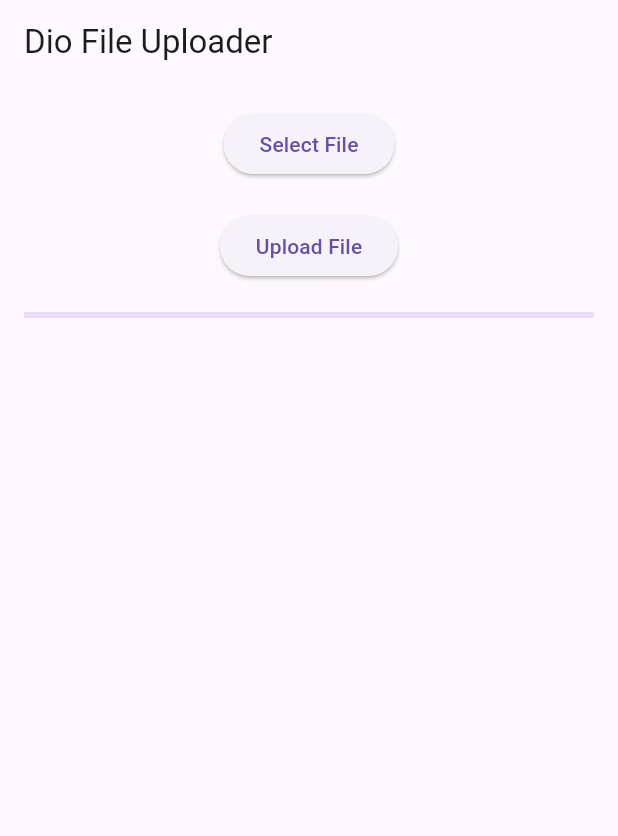
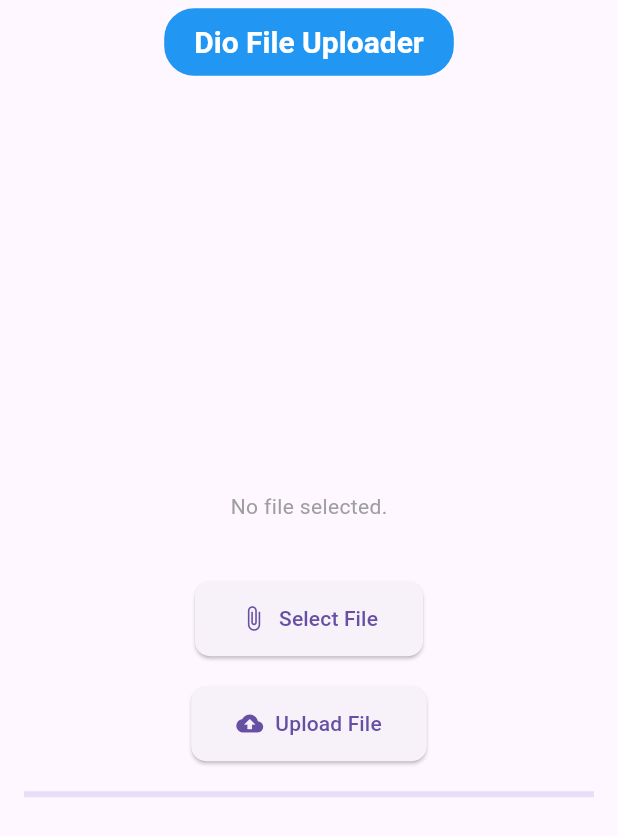
Before and after one commit to LysinKirill/Flutter_DIO_demo, a Flutter app: the screen it shows after launch, on a phone screen of 412 x 824 dp. Shown: the top 836 px of the screen. Run offline on Flutter 3.47's test engine with Material 3 defaults, Android fonts, the phone set to English and light mode, and no system bars; our stand-ins replace dio, file_picker; missing offline and left inert: dio_http_cache.

Commit message:
add uploaded content preview

```diff
--- a/lib/main.dart
+++ b/lib/main.dart
@@ -1,7 +1,8 @@
+import 'dart:io';
+
 import 'package:flutter/material.dart';
 import 'package:dio/dio.dart';
 import 'package:file_picker/file_picker.dart';
-import 'package:path_provider/path_provider.dart';
 import 'package:dio_http_cache/dio_http_cache.dart';
 
 void main() {
@@ -30,7 +31,6 @@ class _FileUploadScreenState extends State<FileUploadScreen> {
   String? _filePath;
   double _uploadProgress = 0.0;
   String _uploadStatus = '';
-  //String uploadUrl = 'https://run.mocky.io/v3/cb43b209-3eb1-431a-8ed1-e8e1338a0008';
   String uploadUrl = 'https://run.mocky.io/v3/9dc5cd17-28fa-4034-846e-36368eba39d5';
 
   Future<void> _pickFile() async {
@@ -47,8 +47,6 @@ class _FileUploadScreenState extends State<FileUploadScreen> {
     }
   }
 
-
-
   Future<void> _uploadFile() async {
     if (_filePath == null) {
       setState(() {
@@ -58,7 +56,6 @@ class _FileUploadScreenState extends State<FileUploadScreen> {
     }
 
     Dio dio = Dio();
-    String uploadUrl = 'https://run.mocky.io/v3/6325fac0-e88a-4cad-bc68-9f35707fa8d1';
 
     try {
       FormData formData = FormData.fromMap({
@@ -69,8 +66,6 @@ class _FileUploadScreenState extends State<FileUploadScreen> {
         _uploadStatus = 'Uploading...';
         _uploadProgress = 0.0;
       });
-
-      print('Selected file path: $_filePath');
 
       Response response = await dio.post(
         uploadUrl,
@@ -83,11 +78,6 @@ class _FileUploadScreenState extends State<FileUploadScreen> {
         },
       );
 
-      print('Response: $response');
-      print('Status Code: ${response.statusCode}');
-      print('Response Data: ${response.data}');
-
-      // Check the response status code
       if (response.statusCode == 200) {
         setState(() {
           _uploadStatus = 'Upload complete! Response: ${response.data}';
@@ -98,7 +88,6 @@ class _FileUploadScreenState extends State<FileUploadScreen> {
         });
       }
     } on DioError catch (e) {
-      // Handle Dio-specific errors
       if (e.response != null) {
         setState(() {
           _uploadStatus = 'Upload failed: Server error - ${e.response?.statusCode}';
@@ -117,37 +106,161 @@ class _FileUploadScreenState extends State<FileUploadScreen> {
         });
       }
     } catch (e) {
-      // Handle other errors
       setState(() {
         _uploadStatus = 'Upload failed: $e';
       });
     }
   }
 
+  Widget _buildFilePreview() {
+    if (_filePath == null) {
+      return Container(
+        margin: EdgeInsets.symmetric(vertical: 20),
+        child: Text(
+          'No file selected.',
+          style: TextStyle(color: Colors.grey),
+        ),
+      );
+    }
+
+    String fileExtension = _filePath!.split('.').last.toLowerCase();
+
+    switch (fileExtension) {
+      case 'txt':
+        return FutureBuilder<String>(
+          future: _readTextFile(_filePath!),
+          builder: (context, snapshot) {
+            if (snapshot.connectionState == ConnectionState.waiting) {
+              return CircularProgressIndicator();
+            } else if (snapshot.hasError) {
+              return Text('Error reading file: ${snapshot.error}');
+            } else {
+              return Container(
+                margin: EdgeInsets.symmetric(vertical: 20),
+                padding: EdgeInsets.all(10),
+                decoration: BoxDecoration(
+                  border: Border.all(color: Colors.blue),
+                  borderRadius: BorderRadius.circular(10),
+                ),
+                child: Text(
+                  snapshot.data ?? 'No content',
+                  maxLines: 5,
+                  overflow: TextOverflow.ellipsis,
+                ),
+              );
+            }
+          },
+        );
+      case 'png':
+      case 'jpg':
+      case 'jpeg':
+        return Container(
+          margin: EdgeInsets.symmetric(vertical: 20),
+          height: 150,
+          decoration: BoxDecoration(
+            border: Border.all(color: Colors.blue),
+            borderRadius: BorderRadius.circular(10),
+          ),
+          child: ClipRRect(
+            borderRadius: BorderRadius.circular(10),
+            child: Image.file(
+              File(_filePath!),
+              fit: BoxFit.cover,
+            ),
+          ),
+        );
+      case 'pdf':
+        return Container(
+          margin: EdgeInsets.symmetric(vertical: 20),
+          padding: EdgeInsets.all(10),
+          decoration: BoxDecoration(
+            border: Border.all(color: Colors.blue),
+            borderRadius: BorderRadius.circular(10),
+          ),
+          child: Text(
+            'PDF file selected. Preview not supported.',
+            style: TextStyle(color: Colors.grey),
+          ),
+        );
+      default:
+        return Container(
+          margin: EdgeInsets.symmetric(vertical: 20),
+          child: Text(
+            'Unsupported file type.',
+            style: TextStyle(color: Colors.grey),
+          ),
+        );
+    }
+  }
+
+  Future<String> _readTextFile(String path) async {
+    return await File(path).readAsString();
+  }
+
   @override
   Widget build(BuildContext context) {
     return Scaffold(
       appBar: AppBar(
-        title: Text('Dio File Uploader'),
+        title: Center(
+          child: Container(
+            padding: EdgeInsets.symmetric(horizontal: 20, vertical: 10),
+            decoration: BoxDecoration(
+              color: Colors.blue,
+              borderRadius: BorderRadius.circular(20),
             ),
-      body: Padding(
+            child: Text(
+              'Dio File Uploader',
+              style: TextStyle(
+                color: Colors.white,
+                fontSize: 20,
+                fontWeight: FontWeight.bold,
+              ),
+            ),
+          ),
+        ),
+      ),
+      body: Center(
+        child: Padding(
           padding: const EdgeInsets.all(16.0),
           child: Column(
+            mainAxisAlignment: MainAxisAlignment.center,
             children: [
-            ElevatedButton(
+              _buildFilePreview(),
+              SizedBox(height: 20),
+              ElevatedButton.icon(
                 onPressed: _pickFile,
-              child: Text('Select File'),
+                icon: Icon(Icons.attach_file),
+                label: Text('Select File'),
+                style: ElevatedButton.styleFrom(
+                  padding: EdgeInsets.symmetric(horizontal: 30, vertical: 15),
+                  shape: RoundedRectangleBorder(
+                    borderRadius: BorderRadius.circular(10),
+                  ),
+                ),
               ),
               SizedBox(height: 20),
-            ElevatedButton(
+              ElevatedButton.icon(
                 onPressed: _uploadFile,
-              child: Text('Upload File'),
+                icon: Icon(Icons.cloud_upload),
+                label: Text('Upload File'),
+                style: ElevatedButton.styleFrom(
+                  padding: EdgeInsets.symmetric(horizontal: 30, vertical: 15),
+                  shape: RoundedRectangleBorder(
+                    borderRadius: BorderRadius.circular(10),
+                  ),
+                ),
               ),
               SizedBox(height: 20),
               LinearProgressIndicator(value: _uploadProgress),
               SizedBox(height: 20),
-            Text(_uploadStatus),
+              Text(
+                _uploadStatus,
+                style: TextStyle(
+                  color: _uploadStatus.contains('failed') ? Colors.red : Colors.green,
+                ),
+              ),
             ],
+          ),
         ),
       ),
     );
```
Lines whose indentation alone changed are shown as unchanged.
